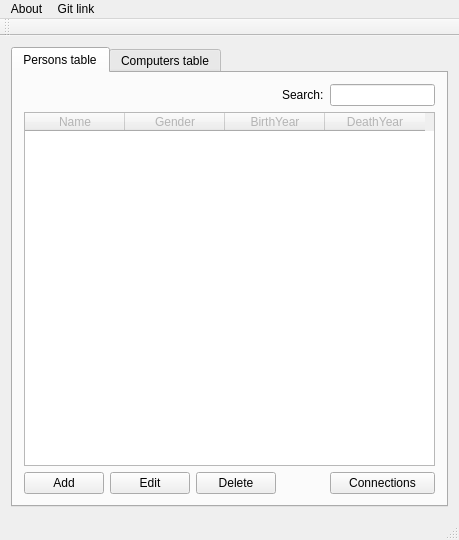
maggawaage/skil3, file mainwindow.ui: the form before one commit.
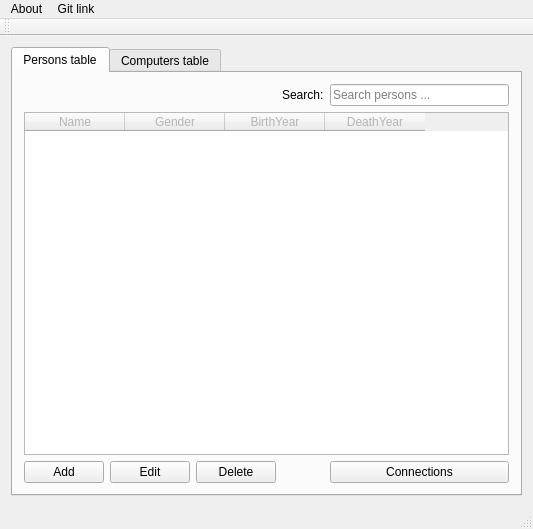
The form after the commit. The open tabs and pages were chosen to show the change.

Patch:
```diff
--- a/mainwindow.ui
+++ b/mainwindow.ui
@@ -6,8 +6,8 @@
    <rect>
     <x>0</x>
     <y>0</y>
-    <width>459</width>
-    <height>540</height>
+    <width>533</width>
+    <height>529</height>
    </rect>
   </property>
   <property name="windowTitle">
@@ -36,7 +36,11 @@
          </widget>
         </item>
         <item row="0" column="5">
-         <widget class="QLineEdit" name="lineEditSearchPerson"/>
+         <widget class="QLineEdit" name="searchPersons">
+          <property name="placeholderText">
+           <string>Search persons ...</string>
+          </property>
+         </widget>
         </item>
         <item row="1" column="0" colspan="6">
          <widget class="QTableWidget" name="personsTable">
@@ -46,6 +50,18 @@
           <property name="styleSheet">
            <string notr="true">color: rgb(180, 180, 180);</string>
           </property>
+          <property name="selectionBehavior">
+           <enum>QAbstractItemView::SelectRows</enum>
+          </property>
+          <property name="sortingEnabled">
+           <bool>true</bool>
+          </property>
+          <property name="cornerButtonEnabled">
+           <bool>true</bool>
+          </property>
+          <attribute name="verticalHeaderVisible">
+           <bool>false</bool>
+          </attribute>
           <column>
            <property name="text">
             <string>Name</string>
@@ -205,7 +221,7 @@
     <rect>
      <x>0</x>
      <y>0</y>
-     <width>459</width>
+     <width>533</width>
      <height>22</height>
     </rect>
    </property>
```
Left out of the diff: 11 changed lines with no effect on the pictures.
